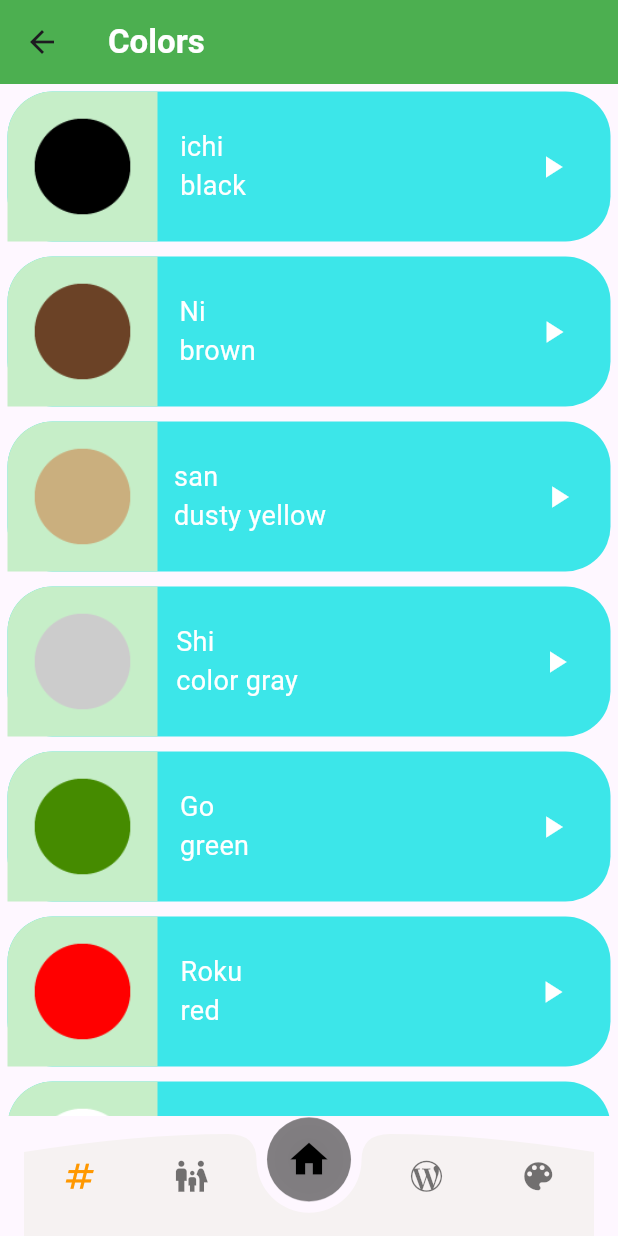
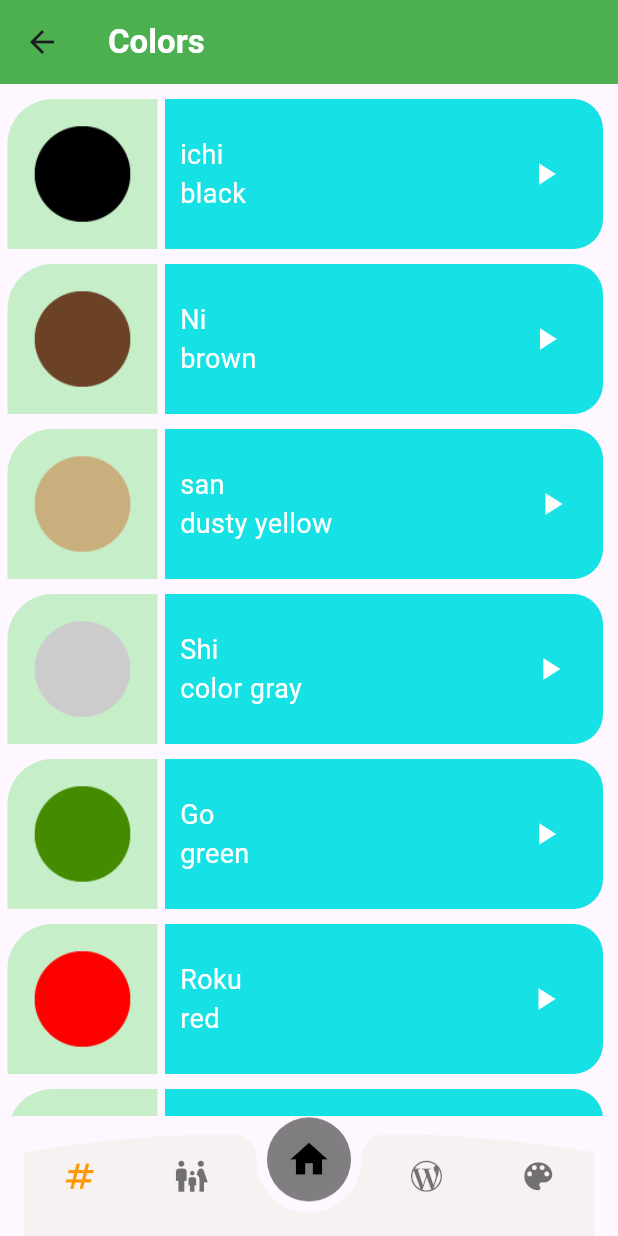
Before and after one commit to mhmedhossam/japanese_language_app, a Flutter app: the ColorPage screen opened by its route, on a phone screen of 412 x 824 dp. Run offline on Flutter 3.47's test engine with Material 3 defaults, Android fonts, the light colour scheme and no system bars; our stand-ins replace audioplayers.

Commit message:
last update

```diff
--- a/lib/components/category_item.dart
+++ b/lib/components/category_item.dart
@@ -1,5 +1,4 @@
 import 'package:flutter/material.dart';
-import 'package:language_learning_fapp/screens/homapage.dart';
 
 // ignore: must_be_immutable
 class CategoryItem extends StatelessWidget {
--- /dev/null
+++ b/lib/components/item_info.dart
@@ -0,0 +1,63 @@
+import 'package:flutter/material.dart';
+import '../models/item_model.dart';
+
+class ItemInfo extends StatelessWidget {
+  final ItemModel item;
+  final Color color;
+  final double mtop;
+  const ItemInfo({
+    super.key,
+    required this.item,
+    required this.color,
+    required this.mtop,
+  });
+
+  @override
+  Widget build(BuildContext context) {
+    return Expanded(
+      child: Container(
+        margin: EdgeInsets.only(left: 5, right: 10, top: mtop),
+        decoration: BoxDecoration(
+          color: color,
+          borderRadius: BorderRadius.only(
+            topRight: Radius.circular(20),
+            bottomRight: Radius.circular(20),
+          ),
+        ),
+        height: 100,
+        child: Row(
+          crossAxisAlignment: CrossAxisAlignment.center,
+          children: [
+            Padding(
+              padding: const EdgeInsets.only(left: 10),
+              child: Column(
+                mainAxisAlignment: MainAxisAlignment.center,
+                crossAxisAlignment: CrossAxisAlignment.start,
+                children: [
+                  Text(
+                    item.jaName,
+                    style: const TextStyle(color: Colors.white, fontSize: 18),
+                  ),
+                  Text(
+                    item.enName,
+                    style: const TextStyle(color: Colors.white, fontSize: 18),
+                  ),
+                ],
+              ),
+            ),
+            const Spacer(flex: 1),
+            const Spacer(flex: 11),
+
+            IconButton(
+              onPressed: () {
+                item.playsound();
+              },
+              icon: const Icon(Icons.play_arrow, color: Colors.white),
+            ),
+            const Spacer(flex: 1),
+          ],
+        ),
+      ),
+    );
+  }
+}
--- a/lib/components/listitems.dart
+++ b/lib/components/listitems.dart
@@ -1,26 +1,25 @@
 import 'package:flutter/material.dart';
-import 'package:audioplayers/audioplayers.dart';
+import 'package:language_learning_fapp/components/item_info.dart';
 import '../models/item_model.dart';
 
 class ListItems extends StatelessWidget {
   final ItemModel item;
-
-  const ListItems({
-    Key? key,
-    required this.item,
-  }) : super(key: key);
+  final Color color;
+  const ListItems({super.key, required this.item, required this.color});
 
   @override
   Widget build(BuildContext context) {
     return Container(
-      margin: const EdgeInsets.all(5),
+      margin: const EdgeInsets.only(top: 10, left: 5),
       decoration: BoxDecoration(
         borderRadius: BorderRadius.circular(30),
-        color: const Color.fromARGB(255, 60, 230, 233),
+        // color: const Color.fromARGB(255, 60, 230, 233),
       ),
-      width: double.infinity,
+
       height: 100,
-      child: Row(crossAxisAlignment: CrossAxisAlignment.center, children: [
+      child: Row(
+        crossAxisAlignment: CrossAxisAlignment.center,
+        children: [
           Container(
             decoration: const BoxDecoration(
               borderRadius: BorderRadius.only(topLeft: Radius.circular(30)),
@@ -28,43 +27,9 @@ class ListItems extends StatelessWidget {
             ),
             child: Image.asset(item.image!),
           ),
-        const Spacer(
-          flex: 1,
+          ItemInfo(item: item, color: color, mtop: 0),
+        ],
       ),
-        Column(
-            mainAxisAlignment: MainAxisAlignment.center,
-            crossAxisAlignment: CrossAxisAlignment.start,
-            children: [
-              Text(
-                item.jaName,
-                style: const TextStyle(color: Colors.white, fontSize: 18),
-              ),
-              Text(
-                item.enName,
-                style: const TextStyle(color: Colors.white, fontSize: 18),
-              ),
-            ]),
-        const Spacer(
-          flex: 1,
-        ),
-        const Spacer(
-          flex: 11,
-        ),
-        IconButton(
-            onPressed: () {
-              final player = AudioPlayer();
-              player.play(
-                AssetSource(item.sound),
-              );
-            },
-            icon: const Icon(
-              Icons.play_arrow,
-              color: Colors.white,
-            )),
-        const Spacer(
-          flex: 1,
-        )
-      ]),
     );
   }
 }
--- a/lib/components/newcomponent.dart
+++ b/lib/components/newcomponent.dart
@@ -1,9 +1,4 @@
 import 'package:flutter/material.dart';
-import 'package:language_learning_fapp/screens/colorpage.dart';
-import 'package:language_learning_fapp/screens/familymembers.dart';
-import 'package:language_learning_fapp/screens/homapage.dart';
-import 'package:language_learning_fapp/screens/numberpage.dart';
-import 'package:language_learning_fapp/screens/phasespage.dart';
 
 import 'bottom_nav_curve_painter.dart';
 import 'buttonbar_icon.dart';
@@ -19,12 +14,8 @@ class _BottomNavBarCurvedFb1State extends State<BottomNavBarCurvedFb1> {
   @override
   Widget build(BuildContext context) {
     double height = 56;
-
     const primaryColor = Colors.orange;
     const secondaryColor = Colors.black54;
-    const accentColor = Color(0xffffffff);
-    const backgroundColor = Colors.white;
-
     return BottomAppBar(
       color: Colors.transparent,
       elevation: 0,
--- a/lib/main.dart
+++ b/lib/main.dart
@@ -27,3 +27,5 @@ class JapaneseLanguageApp extends StatelessWidget {
     );
   }
 }
+
+//new basic app in the beginner
--- a/lib/models/item_model.dart
+++ b/lib/models/item_model.dart
@@ -1,12 +1,20 @@
+import 'package:audioplayers/audioplayers.dart';
+
 class ItemModel {
   final String enName;
   final String jaName;
   String? image;
   final String sound;
 
-  ItemModel(
-      {required this.enName,
-      this.image,
-      required this.jaName,
-      required this.sound});
+  ItemModel({
+    required this.enName,
+    this.image,
+    required this.jaName,
+    required this.sound,
+  });
+
+  void playsound() {
+    final player = AudioPlayer();
+    player.play(AssetSource(sound));
+  }
 }
--- a/lib/screens/colorpage.dart
+++ b/lib/screens/colorpage.dart
@@ -81,7 +81,10 @@ class ColorPage extends StatelessWidget {
       ),
       body: ListView.builder(
         itemBuilder: (context, index) {
-          return ListItems(item: coloritem[index]);
+          return ListItems(
+            item: coloritem[index],
+            color: const Color.fromARGB(255, 22, 226, 230),
+          );
         },
         itemCount: coloritem.length,
       ),
--- a/lib/screens/familymembers.dart
+++ b/lib/screens/familymembers.dart
@@ -93,7 +93,10 @@ class FamilyMembersPage extends StatelessWidget {
       ),
       body: ListView.builder(
         itemBuilder: (BuildContext context, int index) {
-          return ListItems(item: familymember[index]);
+          return ListItems(
+            item: familymember[index],
+            color: const Color.fromARGB(255, 118, 157, 243),
+          );
         },
         itemCount: familymember.length,
       ),
--- a/lib/screens/homapage.dart
+++ b/lib/screens/homapage.dart
@@ -1,11 +1,7 @@
 import 'package:flutter/material.dart';
-import 'package:language_learning_fapp/screens/numberpage.dart';
-import 'package:language_learning_fapp/screens/phasespage.dart';
 
 import '../components/category_item.dart';
 import '../components/newcomponent.dart';
-import 'colorpage.dart';
-import 'familymembers.dart';
 
 class HomePage extends StatelessWidget {
   const HomePage({super.key});
--- a/lib/screens/numberpage.dart
+++ b/lib/screens/numberpage.dart
@@ -94,7 +94,10 @@ class NumberPage extends StatelessWidget {
       ),
       body: ListView.builder(
         itemBuilder: (BuildContext context, int index) {
-          return ListItems(item: numbers[index]);
+          return ListItems(
+            color: const Color.fromARGB(255, 118, 237, 198),
+            item: numbers[index],
+          );
         },
         itemCount: numbers.length,
       ),
```
Also changed, not shown: lib/components/phasecomponent.dart (deleted, +0 -54 lines), lib/screens/phasespage.dart (+6 -2 lines). Lines whose indentation alone changed are shown as unchanged.
